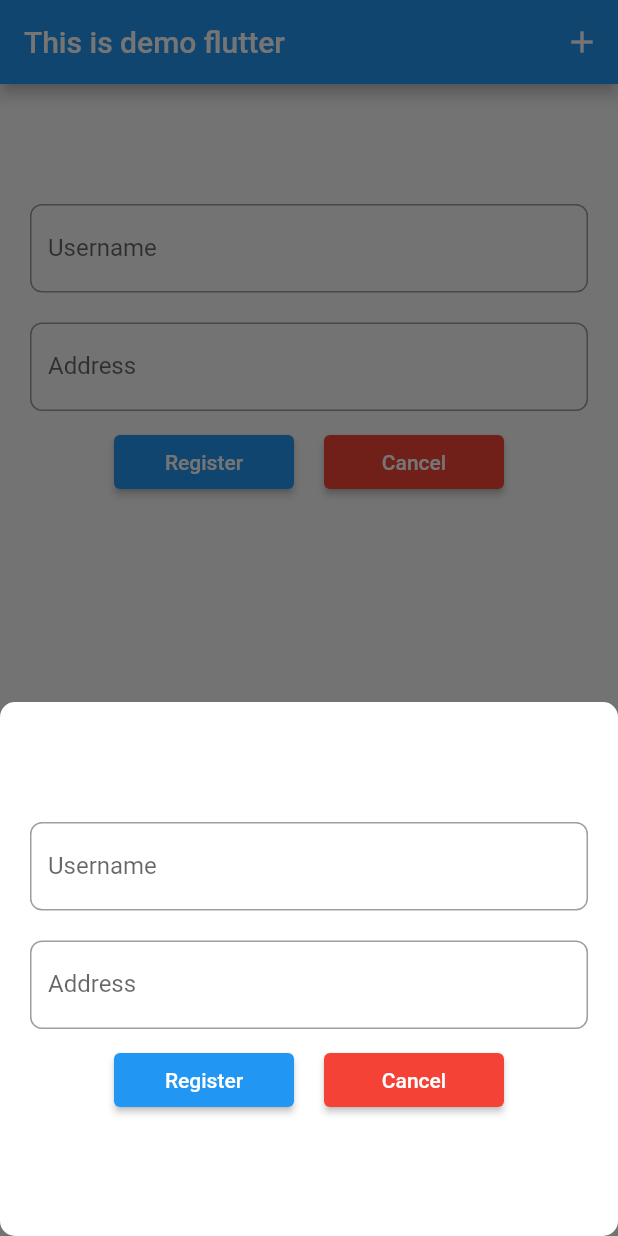
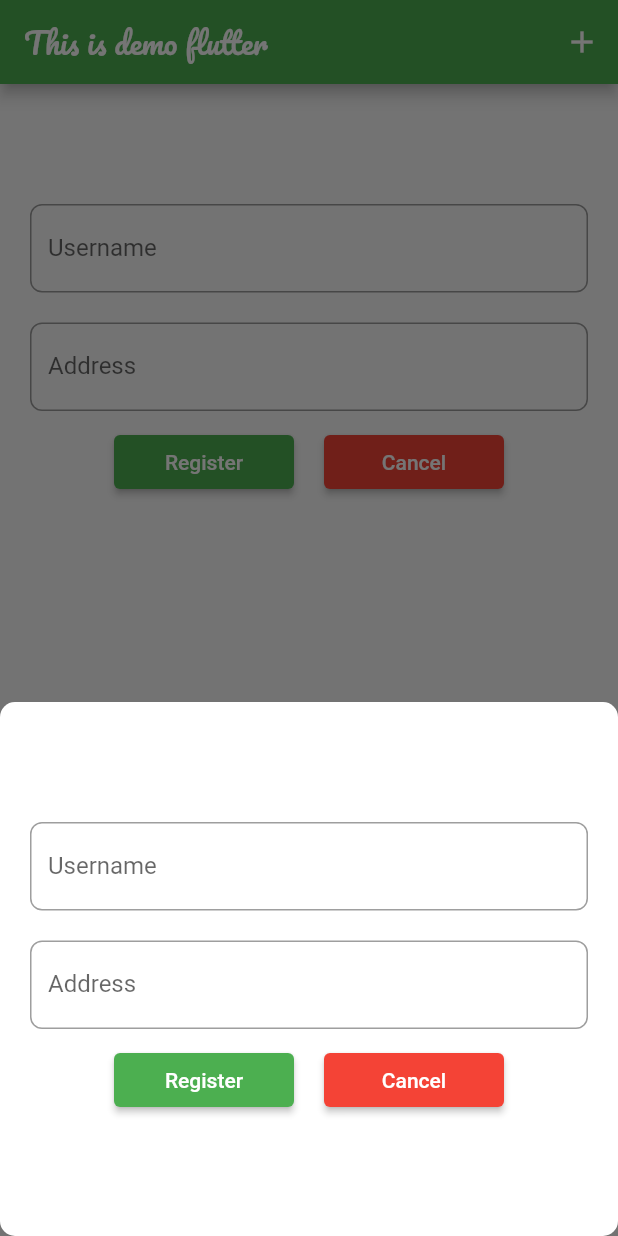
Before and after one commit to NamTranDinh/FlutterFresher, a Flutter app: the screen it shows after launch, after a tap on the "add" icon, on a phone screen of 412 x 824 dp. Run offline on Flutter 3.47's test engine with Material 2 defaults, Android fonts, the phone set to English and light mode, and no system bars; our stand-ins replace date_format, toast.

Commit message:
ListUserWidget.dart : add custom font

```diff
--- a/lib/Form/ListUserWidget.dart
+++ b/lib/Form/ListUserWidget.dart
@@ -15,7 +15,7 @@ class ListUserWidget extends StatelessWidget {
           return Card(
             shape:
                 RoundedRectangleBorder(borderRadius: BorderRadius.circular(8)),
-            color: (index % 2 == 0) ? Colors.blue : Colors.green,
+            color: (index % 2 == 0) ? Colors.green[300] : Theme.of(context).primaryColor,
             elevation: 10,
             child: ListTile(
               leading: const Icon(Icons.ac_unit, color: Colors.white),
--- a/lib/Form/RegisterForm.dart
+++ b/lib/Form/RegisterForm.dart
@@ -20,13 +20,15 @@ class _RegisterFormState extends State<RegisterForm> {
   Widget build(BuildContext context) {
     return Scaffold(
       floatingActionButton: FloatingActionButton(
+        backgroundColor: Theme.of(context).primaryColor,
         onPressed: () {
           onShowModalBottomSheet();
         },
         child: const Icon(Icons.add),
       ),
       appBar: AppBar(
-        title: const Text('This is demo flutter'),
+        backgroundColor: Theme.of(context).primaryColor,
+        title: const Text('This is demo flutter', style: TextStyle(fontFamily: 'Pacifico_Regular'),),
         actions: [
           IconButton(
               onPressed: () {
@@ -76,6 +78,7 @@ class _RegisterFormState extends State<RegisterForm> {
                       margin: const EdgeInsets.symmetric(horizontal: 10),
                       child: ElevatedButton(
                         style: ElevatedButton.styleFrom(
+                            backgroundColor: Theme.of(context).primaryColor,
                             fixedSize: const Size.fromWidth(120)),
                         onPressed: () {
                           setState(() {
@@ -91,7 +94,9 @@ class _RegisterFormState extends State<RegisterForm> {
                         style: ElevatedButton.styleFrom(
                             backgroundColor: Colors.red,
                             fixedSize: const Size.fromWidth(120)),
-                        onPressed: () {resetInput();},
+                        onPressed: () {
+                          resetInput();
+                        },
                         child: const Text('Cancel'),
                       ),
                     ),
@@ -115,7 +120,7 @@ class _RegisterFormState extends State<RegisterForm> {
     resetInput();
   }
 
-  void resetInput(){
+  void resetInput() {
     _model = UserModel(username: '', address: '');
     _UserNameController.text = '';
     _AddressController.text = '';
@@ -181,6 +186,7 @@ class _RegisterFormState extends State<RegisterForm> {
                           margin: const EdgeInsets.symmetric(horizontal: 10),
                           child: ElevatedButton(
                             style: ElevatedButton.styleFrom(
+                                backgroundColor: Theme.of(context).primaryColor,
                                 fixedSize: const Size.fromWidth(120)),
                             onPressed: () {
                               setState(() {
@@ -215,10 +221,6 @@ class _RegisterFormState extends State<RegisterForm> {
   }
 }
 
-void hideKeyBoard(){
-
-}
-
 String getListUsers(List<UserModel> list) {
   for (UserModel model in list) {
     print(model.username);
--- a/lib/main.dart
+++ b/lib/main.dart
@@ -6,6 +6,9 @@ import 'TextField.dart';
 void main() {
   runApp(
       MaterialApp(
+        theme: ThemeData(
+          primaryColor: Colors.green,
+        ),
         title: 'This is demo Flutter',
         home: RegisterForm(),
       )
```
Also changed, not shown: pubspec.yaml (+10 -0 lines), assets/fonts/Pacifico-Regular.ttf (added).
